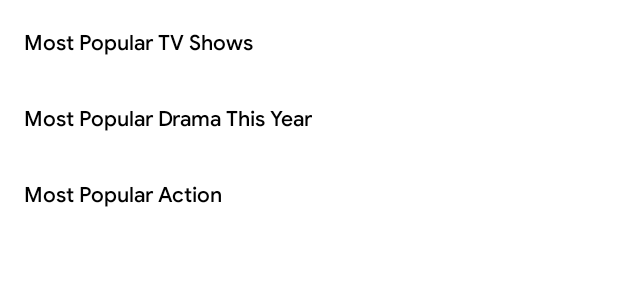
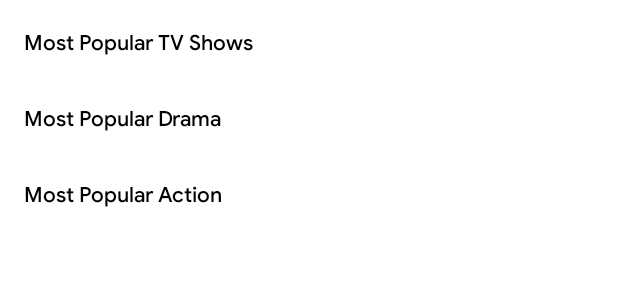
Before and after one commit to rakapermanaptr/The-Movies, an Android app: the layout fragment_discover.xml on its own in the app's theme, with its tools: preview values and no code run, on a phone screen of 412 x 824 dp. Shown: the part 301-586 px from the top of the screen. Run offline under Robolectric (Android 15) with nearby library versions, the phone set to English and light mode, and no system bars.

Commit message:
change header

```diff
--- a/app/src/main/res/layout/fragment_discover.xml
+++ b/app/src/main/res/layout/fragment_discover.xml
@@ -85,7 +85,8 @@
                     android:layout_marginTop="8dp"
                     android:clipToPadding="false"
                     android:paddingStart="16dp"
-                    android:paddingEnd="16dp" />
+                    android:paddingEnd="16dp"
+                    android:layout_marginBottom="8dp"/>
 
             </LinearLayout>
 
--- a/app/src/main/res/values/strings.xml
+++ b/app/src/main/res/values/strings.xml
@@ -5,7 +5,7 @@
     <string name="hello_blank_fragment">Hello blank fragment</string>
     <string name="discover">Discover</string>
     <string name="most_popular_tv_shows">Most Popular TV Shows</string>
-    <string name="most_popular_drama">Most Popular Drama This Year</string>
+    <string name="most_popular_drama">Most Popular Drama</string>
     <string name="most_popular_action">Most Popular Action</string>
     <string name="poster">poster</string>
 </resources>
```
